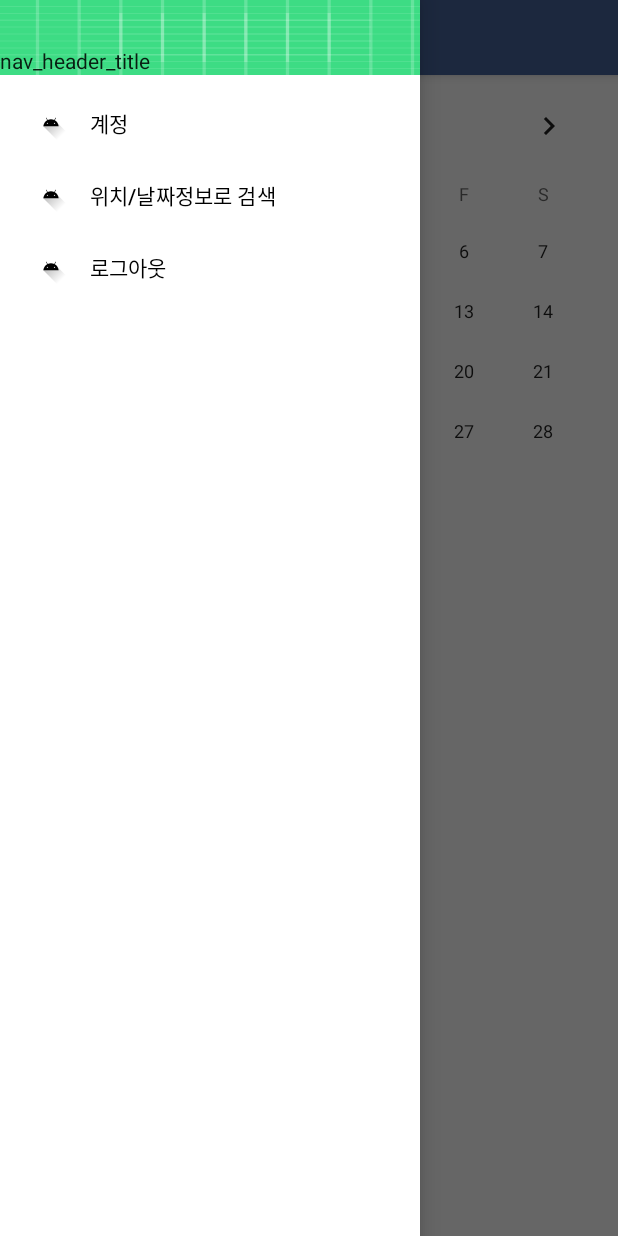
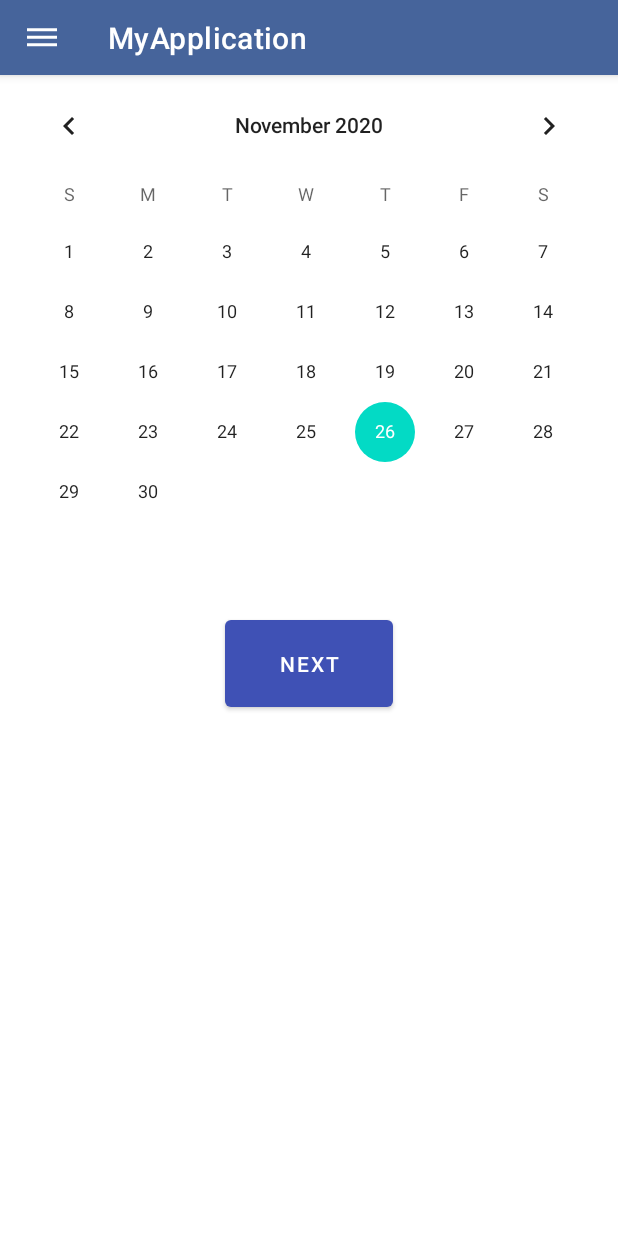
Before and after one commit to JaeYeong-Li/Realtime-Sales-Information-System, an Android app: the Search_Calender screen opened directly, with no data from a screen before it, in the side drawer, after a tap on "위치/날짜정보로 검색", on a phone screen of 412 x 824 dp. Run offline under Robolectric (Android 15) with nearby library versions, the phone set to English and light mode, and no system bars.

Commit message:
update search(location)

```diff
--- a/app/src/main/java/com/example/SWDesign_Team3_2020/CurLocationActivity.java
+++ b/app/src/main/java/com/example/SWDesign_Team3_2020/CurLocationActivity.java
@@ -60,7 +60,7 @@ public class CurLocationActivity extends AppCompatActivity {
                 String title = menuItem.getTitle().toString();
 
                 if (id == R.id.account) {
-                    Toast.makeText(context, title + ": 계정 정보를 확인합니다.", Toast.LENGTH_SHORT).show();
+                    Toast.makeText(context, title + "현재 페이지", Toast.LENGTH_SHORT).show();
                 } else if (id == R.id.setting) {
                     Intent intent = new Intent(getApplicationContext(), Search_Calender.class);
                     startActivity(intent);
--- a/app/src/main/java/com/example/SWDesign_Team3_2020/Search_Calender.java
+++ b/app/src/main/java/com/example/SWDesign_Team3_2020/Search_Calender.java
@@ -7,14 +7,62 @@ import androidx.annotation.NonNull ;
 import android.widget.TextView;
 import android.widget.CalendarView;
 
+//for toolbar
+import android.view.MenuItem;
+import android.widget.Toast;
+import androidx.core.view.GravityCompat;
+import androidx.drawerlayout.widget.DrawerLayout;
+import com.google.android.material.navigation.NavigationView;
+import android.content.Context;
+import androidx.appcompat.widget.Toolbar;
+
+//for search
+import android.content.Intent;
+
 public class Search_Calender extends AppCompatActivity {
     public CalendarView calendarView;
     public TextView diaryTextView;
+    private DrawerLayout mDrawerLayout;
+    private Context context = this;
 
     @Override
     protected void onCreate(@Nullable Bundle savedInstanceState) {
         super.onCreate(savedInstanceState);
         setContentView(com.example.SWDesign_Team3_2020.R.layout.search_calender);
+        //use toolbar
+        Toolbar toolbar = findViewById(R.id.toolbar);
+        setSupportActionBar(toolbar);
+
+        //툴바에 홈버튼 활성화
+        getSupportActionBar().setDisplayHomeAsUpEnabled(true);
+        //툴바의 홈버튼의 이미지를 변경
+        getSupportActionBar().setHomeAsUpIndicator(R.drawable.ic_navi_menu);
+
+        //drawyerLayout
+        mDrawerLayout = (androidx.drawerlayout.widget.DrawerLayout) findViewById(R.id.drawer_layout);
+        NavigationView navigationView = (NavigationView) findViewById(R.id.nav_view);
+        navigationView.setNavigationItemSelectedListener(new NavigationView.OnNavigationItemSelectedListener() {
+            @Override
+            public boolean onNavigationItemSelected(MenuItem menuItem) {
+                menuItem.setChecked(true);
+                mDrawerLayout.closeDrawers();
+
+                int id = menuItem.getItemId();
+                String title = menuItem.getTitle().toString();
+
+                if (id == R.id.account) {
+                    Intent intent = new Intent(getApplicationContext(), CurLocationActivity.class);
+                    startActivity(intent);
+                    finish();
+                } else if (id == R.id.setting) {
+                    Toast.makeText(context, title + ": 현재 페이지", Toast.LENGTH_SHORT).show();
+                } else if (id == R.id.logout) {
+                    Toast.makeText(context, title + ": 로그아웃 시도중", Toast.LENGTH_SHORT).show();
+                }
+                return true;
+            }
+        });
+
         // calender;
         diaryTextView = findViewById(R.id.calender_textView);
         calendarView = findViewById(R.id.calendarView);
@@ -35,5 +83,16 @@ public class Search_Calender extends AppCompatActivity {
 //        });
     }
 
+    @Override
+    public boolean onOptionsItemSelected(MenuItem item) {
+        switch (item.getItemId()){
+            case android.R.id.home:{ // 왼쪽 상단 버튼 눌렀을 때
+                mDrawerLayout.openDrawer(GravityCompat.START);
+                return true;
+            }
+        }
+        return super.onOptionsItemSelected(item);
+    }
+
 
 }
--- a/app/src/main/res/layout/search_calender.xml
+++ b/app/src/main/res/layout/search_calender.xml
@@ -22,7 +22,14 @@
             android:id="@+id/calender_textView"
             android:layout_width="match_parent"
             android:layout_height="wrap_content" />
-
+        <Button
+            android:id="@+id/searchStep1"
+            android:layout_width="fill_parent"
+            android:layout_height="70dp"
+            android:text="Next"
+            app:backgroundTint="#3F51B5"
+            android:layout_marginLeft="150dp"
+            android:layout_marginRight="150dp"/>
     </LinearLayout>
     <com.google.android.material.navigation.NavigationView
         android:id="@+id/nav_view"
--- a/app/src/main/res/menu/navi_menu.xml
+++ b/app/src/main/res/menu/navi_menu.xml
@@ -5,7 +5,7 @@
             android:id="@+id/account"
             android:icon="@drawable/ic_launcher_foreground"
             style="@style/TextAppearance.AppCompat.Widget.ActionBar.Title"
-            android:title="계정"
+            android:title="현위치로 검색"
             />
         <item
             android:id="@+id/setting"
```
